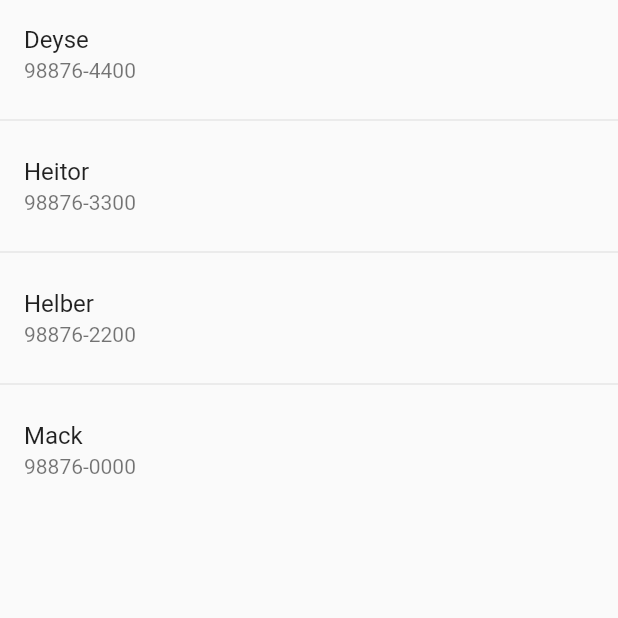
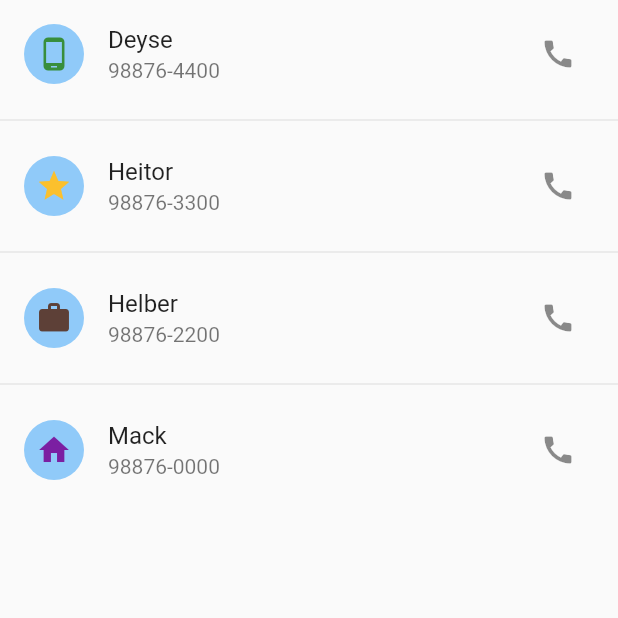
Before and after one commit to Helber-steck/listagem, a Flutter app: the screen it shows after launch, on a phone screen of 412 x 824 dp, the top half of it. Run offline on Flutter 3.47's test engine with Material 2 defaults, Android fonts, the phone set to English and light mode, and no system bars.

Commit message:
ListTile adiciona parametros a lista

```diff
--- a/lib/main.dart
+++ b/lib/main.dart
@@ -49,6 +49,7 @@ class MyHomePage extends StatefulWidget {
 
 class _MyHomePageState extends State<MyHomePage> {
 
+  // Cria a lista de contatos
   List<Contato> contatos =[];
 
   @override
@@ -72,12 +73,21 @@ class _MyHomePageState extends State<MyHomePage> {
   Widget build(BuildContext context) {
 
     return Scaffold(
+      // ListView recebe e o componete separated separa a lista
         body: ListView.separated(
             itemBuilder: (context, index) {
               var contato = contatos[index];
+              //ListTile adiciona parametros a lista
               return ListTile (
+                leading: CircleAvatar(
+                  child:ContatoHelper.getIconByContatoType(contato.tipo),
+                  backgroundColor: Colors.blue[200],),
                 title: Text(contato.nome),
                 subtitle: Text (contato.telefone),
+                trailing: IconButton(
+                  icon: Icon(Icons.call),
+                  onPressed: () => {},
+                ),
               );
             },
             separatorBuilder:(context, index)=>Divider(),
```
